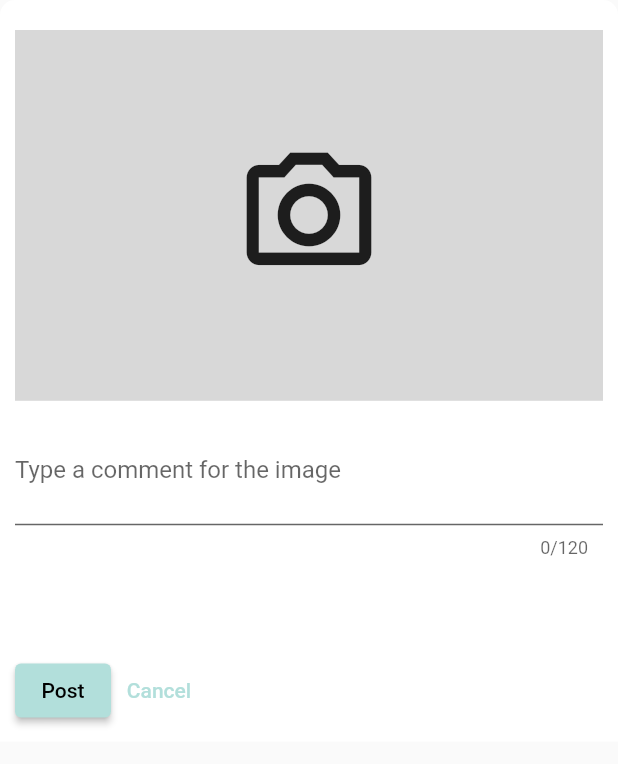
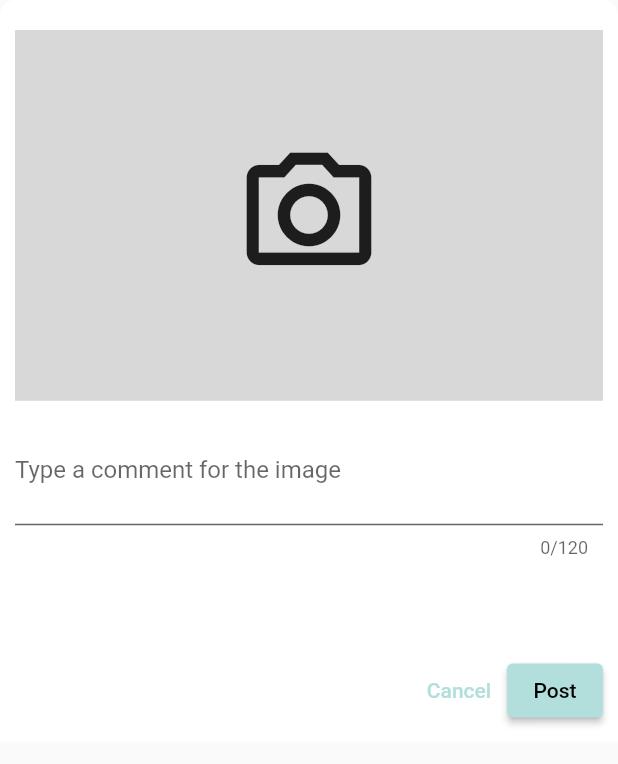
Before and after one commit to MohamedYousof/image_notes_app, a Flutter app: the NotePopup widget shown alone on an empty page, opened directly, after a tap on "Post", on a phone screen of 412 x 824 dp. Shown: the top 764 px of the screen. Run offline on Flutter 3.47's test engine with Material 2 defaults, Android fonts, the phone set to English and light mode, and no system bars; our stand-ins replace cached_network_image, image_picker, shared_preferences; accounts and stored records are empty; network calls fail.

Commit message:
implement adding new note functionality with updating list

```diff
--- a/lib/controller/providers/notes_provider.dart
+++ b/lib/controller/providers/notes_provider.dart
@@ -1,6 +1,10 @@
+import 'dart:convert';
+
 import 'package:flutter/foundation.dart';
 import 'package:image_notes/controller/helpers/api_helper.dart';
+import 'package:image_notes/controller/helpers/shared_prefs.dart';
 import 'package:image_notes/models/note_model.dart';
+import 'package:http/http.dart' as http;
 
 class NotesProvider with ChangeNotifier {
   List<Note> _notes = [];
@@ -13,15 +17,54 @@ class NotesProvider with ChangeNotifier {
     if (response.length > 0 && !response[0].containsKey('error')) {
       List<Note> tempNotes = [];
       response.forEach((i) {
-        tempNotes.add(Note(
-          remoteId: i['id'],
-          userName: i['username'],
-          imgUrl: i['image'],
-          comment: i['comment'],
-        ));
+        tempNotes.insert(
+            0,
+            Note(
+              remoteId: i['id'],
+              userName: i['username'],
+              imgUrl: i['image'],
+              comment: i['comment'],
+            ));
       });
       _notes = tempNotes;
       notifyListeners();
     }
   }
+
+  Future<void> postNote(String comment, image, String imageName) async {
+    final url = Api.baseUrl + '/api/v1/notes/';
+    final data = await SharedData().getLoginData();
+    final token = data['token'];
+    final headers = {
+      "Authorization": "Token $token",
+    };
+    var request = http.MultipartRequest('POST', Uri.parse(url));
+    request.fields.addAll({
+      'comment': comment,
+    });
+    request.files.add(
+      http.MultipartFile.fromBytes(
+        'file',
+        image,
+        filename: imageName,
+      ),
+    );
+    request.headers.addAll(headers);
+    final resp = await request.send();
+    if (resp.statusCode == 201) {
+      final note = jsonDecode(await resp.stream.bytesToString());
+
+      _notes.insert(
+          0,
+          Note(
+            remoteId: note['id'],
+            userName: note['username'],
+            imgUrl: note['image'],
+            comment: note['comment'],
+          ));
+      notifyListeners();
+    }
+  }
+
+  Future<void> uploadImage(int remoteId, imgBytes) async {}
 }
--- a/lib/widgets/new_note_widget.dart
+++ b/lib/widgets/new_note_widget.dart
@@ -1,7 +1,31 @@
+import 'dart:io';
+
 import 'package:flutter/material.dart';
+import 'package:image_notes/controller/providers/notes_provider.dart';
+import 'package:image_picker/image_picker.dart';
+import 'package:provider/provider.dart';
 
-class NotePopup extends StatelessWidget {
+class NotePopup extends StatefulWidget {
   const NotePopup({Key? key}) : super(key: key);
+
+  @override
+  _NotePopupState createState() => _NotePopupState();
+}
+
+class _NotePopupState extends State<NotePopup> {
+  var imgFile;
+  var imgBytes;
+  var imageName = '';
+  String comment = '';
+  void selectImage() async {
+    final image = await ImagePicker().pickImage(source: ImageSource.gallery);
+    if (image == null) return;
+    imgBytes = await image.readAsBytes();
+    setState(() {
+      imgFile = File(image.path);
+    });
+    imageName = image.name;
+  }
 
   @override
   Widget build(BuildContext context) {
@@ -24,16 +48,22 @@ class NotePopup extends StatelessWidget {
               child: Container(
                 constraints: BoxConstraints(
                   minHeight: totalHeight * 0.5,
+                  maxHeight: totalHeight * 0.5,
                   minWidth: double.infinity,
                 ),
                 color: Color(0xFFD8D8D8),
-                child: IconButton(
-                  onPressed: () {},
-                  icon: Icon(
-                    Icons.camera_alt_outlined,
-                    size: 100,
-                  ),
-                ),
+                child: imgFile == null
+                    ? IconButton(
+                        onPressed: selectImage,
+                        icon: Icon(
+                          Icons.camera_alt_outlined,
+                          size: 100,
+                        ),
+                      )
+                    : Image.file(
+                        imgFile,
+                        fit: BoxFit.contain,
+                      ),
               ),
             ),
             Container(
@@ -41,6 +71,9 @@ class NotePopup extends StatelessWidget {
                 maxHeight: totalHeight * 0.3,
               ),
               child: TextField(
+                onChanged: (text) {
+                  comment = text;
+                },
                 maxLength: 120,
                 maxLines: 3,
                 decoration: InputDecoration(
@@ -49,27 +82,29 @@ class NotePopup extends StatelessWidget {
                   contentPadding: const EdgeInsets.only(right: 10),
                   fillColor: Colors.white,
                   filled: true,
-                  // border: OutlineInputBorder(
-                  //   borderRadius: BorderRadius.circular(4.0),
-                  //   borderSide: BorderSide(color: Color(0xfff5f5f5), width: 1),
-                  // ),
                 ),
               ),
             ),
             Spacer(),
             Row(
-              mainAxisAlignment: MainAxisAlignment.start,
+              mainAxisAlignment: MainAxisAlignment.end,
               children: [
-                ElevatedButton(
-                  onPressed: () {},
-                  child: Text('Post'),
-                ),
                 TextButton(
                   onPressed: () {
                     Navigator.pop(context);
                   },
                   child: Text('Cancel'),
-                )
+                ),
+                ElevatedButton(
+                  onPressed: () {
+                    Provider.of<NotesProvider>(context, listen: false)
+                        .postNote(comment, imgBytes, imageName)
+                        .then((value) {
+                      Navigator.pop(context);
+                    });
+                  },
+                  child: Text('Post'),
+                ),
               ],
             )
           ],
--- a/pubspec.yaml
+++ b/pubspec.yaml
@@ -15,6 +15,7 @@ dependencies:
   shared_preferences: ^2.0.6
   provider: ^6.0.0
   cached_network_image: ^3.1.0
+  image_picker: ^0.8.3+2
 
 dev_dependencies:
   flutter_test:
```
Also changed, not shown: pubspec.lock.
